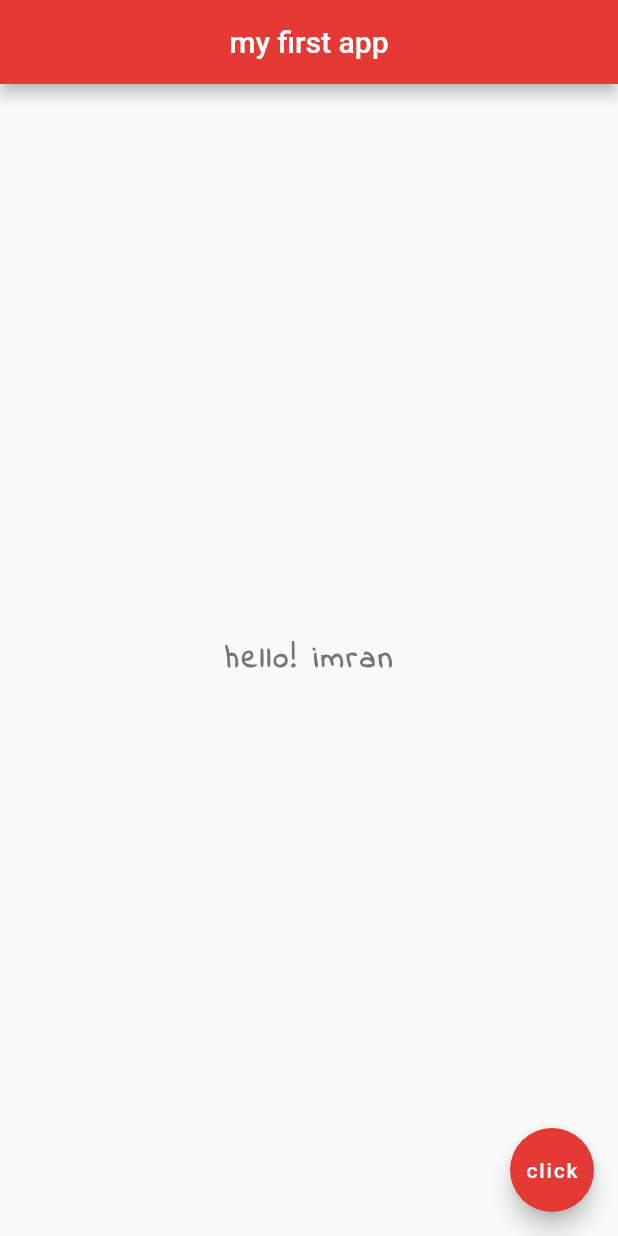
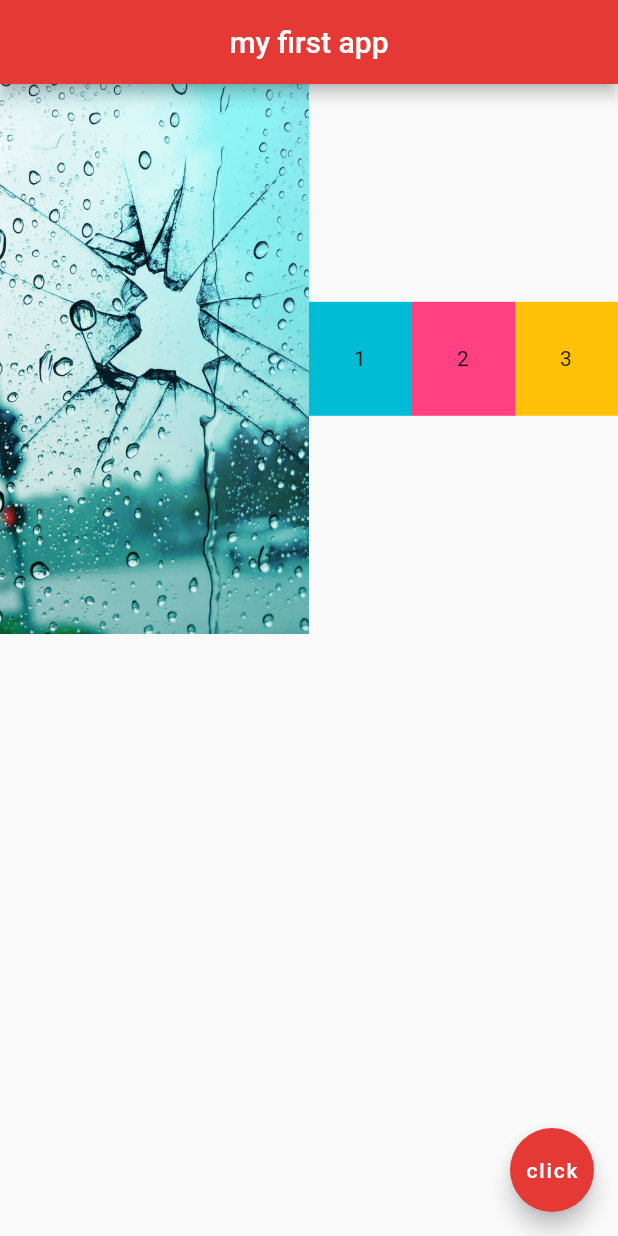
Before and after one commit to MdImranHabib/my_flutter_app, a Flutter app: the screen it shows after launch, on a phone screen of 412 x 824 dp. Run offline on Flutter 3.47's test engine with Material 2 defaults, Android fonts, the phone set to English and light mode, and no system bars.

Commit message:
practiced expanded widget

```diff
--- a/lib/main.dart
+++ b/lib/main.dart
@@ -1,28 +1,57 @@
 import 'package:flutter/material.dart';
 
 void main() => runApp(MaterialApp(
-    home: Scaffold(
+    home: Home(),
+  ));
+
+class Home extends StatelessWidget {
+  //const Home({Key? key}) : super(key: key);
+
+  @override
+  Widget build(BuildContext context) {
+    return Scaffold(
       appBar: AppBar(
         title: Text('my first app'),
         centerTitle: true,
         backgroundColor: Colors.red[600],
       ),
-      body: Center(
-        child: Text(
-          'hello! imran',
-          style: TextStyle(
-            fontSize: 20.0,
-            fontWeight: FontWeight.bold,
-            letterSpacing: 2.0,
-            color: Colors.grey[600],
-            fontFamily: 'IndieFlower',
+      body: Row(
+        children: [
+          Expanded(
+            flex: 3,
+              child: Image.asset('assets/m1.jpg')
           ),
-        ),
+          Expanded(
+            flex: 1,
+            child: Container(
+              padding: EdgeInsets.all(30.0),
+              color: Colors.cyan,
+              child: Text('1'),
+            ),
+          ),
+          Expanded(
+            flex: 1,
+            child: Container(
+              padding: EdgeInsets.all(30.0),
+              color: Colors.pinkAccent,
+              child: Text('2'),
+            ),
+          ),
+          Expanded(
+            flex: 1,
+            child: Container(
+              padding: EdgeInsets.all(30.0),
+              color: Colors.amber,
+              child: Text('3'),
+            ),
+          ),
+        ],
       ),
       floatingActionButton: FloatingActionButton(
         onPressed: () {},
         child: Text('click'),
         backgroundColor: Colors.red[600],
       ),
-    ),
-  ));
+    );
+  }
+}
--- a/pubspec.yaml
+++ b/pubspec.yaml
@@ -58,9 +58,8 @@ flutter:
   uses-material-design: true
 
   # To add assets to your application, add an assets section, like this:
-  # assets:
-  #   - images/a_dot_burr.jpeg
-  #   - images/a_dot_ham.jpeg
+  assets:
+    - assets/
 
   # An image asset can refer to one or more resolution-specific "variants", see
   # https://flutter.dev/assets-and-images/#resolution-aware
```
Also changed, not shown: assets/m1.jpg (added), assets/m2.jpg (added), assets/m3.jpg (added).
